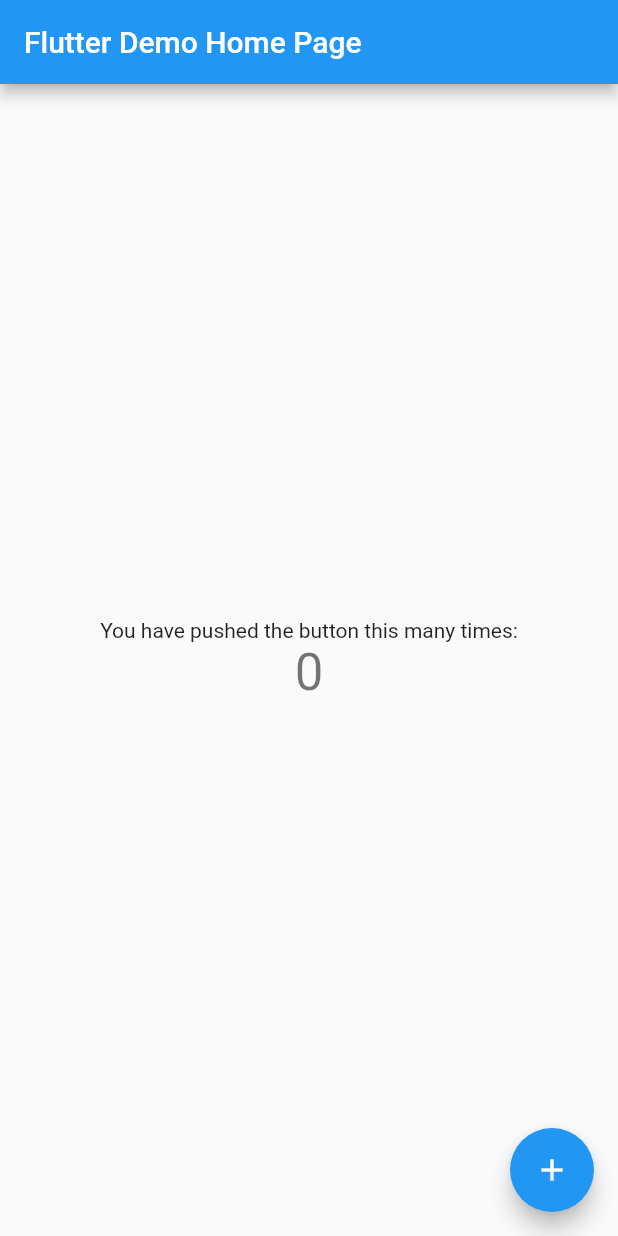
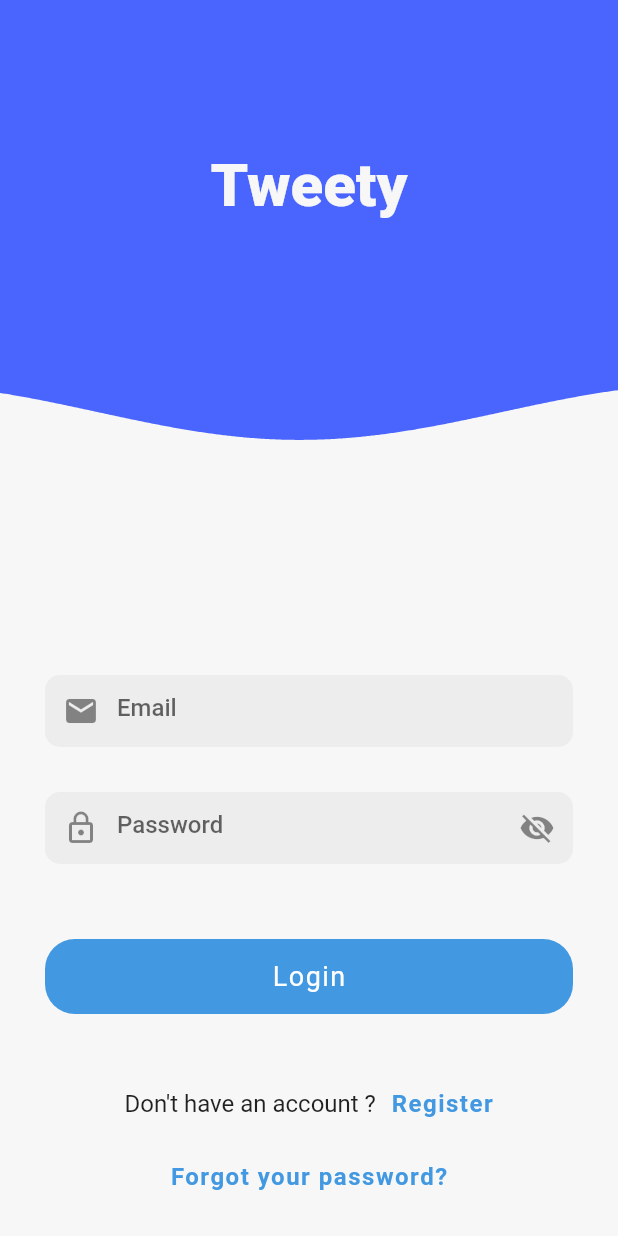
Before and after one commit to TunNandaAung/tweety-mobile, a Flutter app: the screen it shows after launch, on a phone screen of 412 x 824 dp. Run offline on Flutter 3.47's test engine with Material 2 defaults, Android fonts, the phone set to English and light mode, and no system bars; our stand-ins replace bloc, equatable, flutter_bloc, shared_preferences.

Commit message:
Add theme bloc

```diff
--- a/lib/main.dart
+++ b/lib/main.dart
@@ -1,117 +1,51 @@
 import 'package:flutter/material.dart';
+import 'package:flutter_bloc/flutter_bloc.dart';
+import 'package:shared_preferences/shared_preferences.dart';
+import 'package:tweety_mobile/preferences/preferences.dart';
+import 'package:tweety_mobile/screens/login_form.dart';
+import 'package:tweety_mobile/theme/app_theme.dart';
+import 'package:tweety_mobile/theme/bloc/theme_bloc.dart';
 
-void main() {
-  runApp(MyApp());
+Future<void> main() async {
+  WidgetsFlutterBinding.ensureInitialized();
+  Prefer.prefs = await SharedPreferences.getInstance();
+  Prefer.themeIndexPref = Prefer.prefs.getInt('theme') ?? 0;
+
+  runApp(Tweety());
 }
 
-class MyApp extends StatelessWidget {
+class Tweety extends StatefulWidget {
   // This widget is the root of your application.
   @override
+  _TweetyState createState() => _TweetyState();
+}
+
+class _TweetyState extends State<Tweety> {
+  @override
   Widget build(BuildContext context) {
-    return MaterialApp(
-      title: 'Flutter Demo',
-      theme: ThemeData(
-        // This is the theme of your application.
-        //
-        // Try running your application with "flutter run". You'll see the
-        // application has a blue toolbar. Then, without quitting the app, try
-        // changing the primarySwatch below to Colors.green and then invoke
-        // "hot reload" (press "r" in the console where you ran "flutter run",
-        // or simply save your changes to "hot reload" in a Flutter IDE).
-        // Notice that the counter didn't reset back to zero; the application
-        // is not restarted.
-        primarySwatch: Colors.blue,
-        // This makes the visual density adapt to the platform that you run
-        // the app on. For desktop platforms, the controls will be smaller and
-        // closer together (more dense) than on mobile platforms.
-        visualDensity: VisualDensity.adaptivePlatformDensity,
-      ),
-      home: MyHomePage(title: 'Flutter Demo Home Page'),
+    // return MultiBlocProvider(
+    //   providers: [
+    //     BlocProvider<ThemeBloc>(
+    //       create: (context) => ThemeBloc(),
+    //     ),
+    //   ],
+    // );
+    return BlocProvider<ThemeBloc>(
+      create: (context) => ThemeBloc(),
+      child: _buildWithTheme(context),
+    );
+  }
+
+  Widget _buildWithTheme(BuildContext context) {
+    return BlocBuilder<ThemeBloc, AppTheme>(
+      builder: (context, appTheme) {
+        return MaterialApp(
+          debugShowCheckedModeBanner: false,
+          title: 'Tweety',
+          theme: appThemeData[appTheme],
+          home: LoginForm(),
+        );
+      },
     );
   }
 }
-
-class MyHomePage extends StatefulWidget {
-  MyHomePage({Key key, this.title}) : super(key: key);
-
-  // This widget is the home page of your application. It is stateful, meaning
-  // that it has a State object (defined below) that contains fields that affect
-  // how it looks.
-
-  // This class is the configuration for the state. It holds the values (in this
-  // case the title) provided by the parent (in this case the App widget) and
-  // used by the build method of the State. Fields in a Widget subclass are
-  // always marked "final".
-
-  final String title;
-
-  @override
-  _MyHomePageState createState() => _MyHomePageState();
-}
-
-class _MyHomePageState extends State<MyHomePage> {
-  int _counter = 0;
-
-  void _incrementCounter() {
-    setState(() {
-      // This call to setState tells the Flutter framework that something has
-      // changed in this State, which causes it to rerun the build method below
-      // so that the display can reflect the updated values. If we changed
-      // _counter without calling setState(), then the build method would not be
-      // called again, and so nothing would appear to happen.
-      _counter++;
-    });
-  }
-
-  @override
-  Widget build(BuildContext context) {
-    // This method is rerun every time setState is called, for instance as done
-    // by the _incrementCounter method above.
-    //
-    // The Flutter framework has been optimized to make rerunning build methods
-    // fast, so that you can just rebuild anything that needs updating rather
-    // than having to individually change instances of widgets.
-    return Scaffold(
-      appBar: AppBar(
-        // Here we take the value from the MyHomePage object that was created by
-        // the App.build method, and use it to set our appbar title.
-        title: Text(widget.title),
-      ),
-      body: Center(
-        // Center is a layout widget. It takes a single child and positions it
-        // in the middle of the parent.
-        child: Column(
-          // Column is also a layout widget. It takes a list of children and
-          // arranges them vertically. By default, it sizes itself to fit its
-          // children horizontally, and tries to be as tall as its parent.
-          //
-          // Invoke "debug painting" (press "p" in the console, choose the
-          // "Toggle Debug Paint" action from the Flutter Inspector in Android
-          // Studio, or the "Toggle Debug Paint" command in Visual Studio Code)
-          // to see the wireframe for each widget.
-          //
-          // Column has various properties to control how it sizes itself and
-          // how it positions its children. Here we use mainAxisAlignment to
-          // center the children vertically; the main axis here is the vertical
-          // axis because Columns are vertical (the cross axis would be
-          // horizontal).
-          mainAxisAlignment: MainAxisAlignment.center,
-          children: <Widget>[
-            Text(
-              'You have pushed the button this many times:',
-            ),
-            Text(
-              '$_counter',
-              style: Theme.of(context).textTheme.headline4,
-            ),
-          ],
-        ),
-      ),
-      floatingActionButton: FloatingActionButton(
-        onPressed: _incrementCounter,
-        tooltip: 'Increment',
-        child: Icon(Icons.add),
-      ), // This trailing comma makes auto-formatting nicer for build methods.
-    );
-  }
-}
--- /dev/null
+++ b/lib/preferences/preferences.dart
@@ -0,0 +1,7 @@
+import 'package:shared_preferences/shared_preferences.dart';
+
+class Prefer {
+  static SharedPreferences prefs;
+  static int themeIndexPref = 0;
+  static int localeIndexPref = 0;
+}
--- /dev/null
+++ b/lib/screens/login_form.dart
@@ -0,0 +1,228 @@
+import 'package:flutter/cupertino.dart';
+import 'package:flutter/material.dart';
+import 'package:tweety_mobile/widgets/wave.dart';
+
+class LoginForm extends StatefulWidget {
+  @override
+  _LoginFormState createState() => _LoginFormState();
+}
+
+class _LoginFormState extends State<LoginForm> {
+  final TextEditingController _emailController = TextEditingController();
+  final TextEditingController _passwordController = TextEditingController();
+
+  // LoginBloc _loginBloc;
+  // UserRepository get _userRepository => widget._userRepository;
+
+  final GlobalKey<FormState> _formKey = GlobalKey<FormState>();
+
+  bool get isPopulated =>
+      _emailController.text.isNotEmpty && _passwordController.text.isNotEmpty;
+
+  // bool isLoginButtonEnabled(LoginState state) {
+  //   return state.isFormValid && isPopulated && !state.isSubmitting;
+  // }
+
+  // bool isForgotPasswordEnabled(LoginState state) {
+  //   return state.isEmailValid && _emailController.text.isNotEmpty;
+  // }
+
+  bool _isPasswordHidden = true;
+
+  @override
+  void initState() {
+    super.initState();
+    // _loginBloc = BlocProvider.of<LoginBloc>(context);
+    // _emailController.addListener(_onEmailChanged);
+    // _passwordController.addListener(_onPasswordChanged);
+  }
+
+  void _toggleVisibility() {
+    setState(() {
+      _isPasswordHidden = !_isPasswordHidden;
+    });
+  }
+
+  @override
+  Widget build(BuildContext context) {
+    final size = MediaQuery.of(context).size;
+    final bool keyboardOpen = MediaQuery.of(context).viewInsets.bottom > 0;
+
+    return Scaffold(
+      resizeToAvoidBottomInset: true,
+      backgroundColor: Color(0xFFF7F7F7),
+      body: Stack(
+        children: <Widget>[
+          Container(
+            height: size.height - 350,
+            color: Color(0xff4A64FE),
+          ),
+          AnimatedPositioned(
+            duration: Duration(milliseconds: 500),
+            curve: Curves.easeOutQuad,
+            top: keyboardOpen ? -size.height / 3.7 : 0.0,
+            child: Wave(
+              size: size,
+              yOffset: size.height / 3.0,
+              color: Color(0xFFF7F7F7),
+            ),
+          ),
+          Padding(
+            padding: const EdgeInsets.only(top: 100.0),
+            child: Row(
+              mainAxisAlignment: MainAxisAlignment.center,
+              children: <Widget>[
+                Text(
+                  'Tweety',
+                  style: TextStyle(
+                    color: Color(0xFFF7F7F7),
+                    fontSize: 40.0,
+                    fontWeight: FontWeight.w900,
+                  ),
+                ),
+              ],
+            ),
+          ),
+          Padding(
+            padding: EdgeInsets.all(30.0),
+            child: Column(
+                mainAxisAlignment: MainAxisAlignment.end,
+                children: <Widget>[
+                  Form(
+                      key: _formKey,
+                      child: Column(children: <Widget>[
+                        TextFormField(
+                          style: TextStyle(
+                              color: Colors.black, fontWeight: FontWeight.w500),
+                          decoration: InputDecoration(
+                              filled: true,
+                              focusColor: Colors.white,
+                              enabledBorder: UnderlineInputBorder(
+                                borderRadius: BorderRadius.circular(10.0),
+                                borderSide: BorderSide.none,
+                              ),
+                              focusedBorder: OutlineInputBorder(
+                                borderRadius: BorderRadius.circular(10.0),
+                                borderSide: BorderSide(
+                                    width: 3.0,
+                                    color: Theme.of(context).primaryColor),
+                              ),
+                              prefixIcon: Icon(Icons.mail),
+                              hintText: 'Email'),
+                          controller: _emailController,
+                          // autovalidate: true,
+                          // autocorrect: false,
+                          // validator: (_) {
+                          //   if (!state.isEmailValid) {
+                          //     return ('Invalid Email');
+                          //   }
+                          //   return null;
+                          // },
+                        ),
+                        SizedBox(height: 30.0),
+                        TextFormField(
+                          style: TextStyle(
+                              color: Colors.black, fontWeight: FontWeight.w500),
+                          decoration: InputDecoration(
+                              filled: true,
+                              focusColor: Theme.of(context).primaryColor,
+                              enabledBorder: UnderlineInputBorder(
+                                borderRadius: BorderRadius.circular(10.0),
+                                borderSide: BorderSide.none,
+                              ),
+                              focusedBorder: OutlineInputBorder(
+                                borderRadius: BorderRadius.circular(10.0),
+                                borderSide: BorderSide(
+                                    width: 3.0,
+                                    color: Theme.of(context).primaryColor),
+                              ),
+                              prefixIcon: Icon(Icons.lock_outline),
+                              suffixIcon: IconButton(
+                                  icon: _isPasswordHidden
+                                      ? Icon(Icons.visibility_off)
+                                      : Icon(Icons.visibility),
+                                  onPressed: () {
+                                    _toggleVisibility();
+                                  }),
+                              hintText: 'Password'),
+                          obscureText: _isPasswordHidden,
+                          controller: _passwordController,
+                          autovalidate: true,
+                          autocorrect: false,
+                          // validator: (_) {
+                          //   if (!state.isPasswordValid) {
+                          //     return ('Invalid Password');
+                          //   }
+                          //   return null;
+                          // },
+                        )
+                      ])),
+                  SizedBox(height: 50.0),
+                  ClipRRect(
+                    borderRadius: BorderRadius.circular(20.0),
+                    child: Material(
+                      color: Theme.of(context).primaryColor,
+                      child: InkWell(
+                        // onTap: isLoginButtonEnabled(state)
+                        //     ? _onFormSubmitted
+                        //     : null,
+                        onTap: () {},
+                        child: SizedBox(
+                          height: 50.0,
+                          width: size.width,
+                          child: Center(
+                            child: Text(
+                              'Login',
+                              style: TextStyle(
+                                  color: Colors.white,
+                                  fontSize: 18.0,
+                                  letterSpacing: 1.0),
+                            ),
+                          ),
+                        ),
+                      ),
+                    ),
+                  ),
+                  SizedBox(height: 50.0),
+                  Row(
+                    mainAxisAlignment: MainAxisAlignment.center,
+                    children: <Widget>[
+                      Text("Don't have an account ?",
+                          style:
+                              TextStyle(color: Colors.black87, fontSize: 16.0)),
+                      SizedBox(width: 10.0),
+                      InkWell(
+                        onTap: () {
+                          Navigator.pushNamed(context, '/register');
+                        },
+                        child: Text('Register',
+                            style: TextStyle(
+                                color: Theme.of(context).primaryColor,
+                                fontSize: 16.0,
+                                fontWeight: FontWeight.bold,
+                                letterSpacing: 1.0)),
+                      )
+                    ],
+                  ),
+                  SizedBox(height: 30.0),
+                  Align(
+                    alignment: FractionalOffset.bottomCenter,
+                    child: InkWell(
+                      onTap: () {
+                        Navigator.pushNamed(context, '/forgot-password');
+                      },
+                      child: Text('Forgot your password?',
+                          style: TextStyle(
+                              color: Theme.of(context).primaryColor,
+                              fontSize: 16.0,
+                              fontWeight: FontWeight.bold,
+                              letterSpacing: 1.0)),
+                    ),
+                  )
+                ]),
+          )
+        ],
+      ),
+    );
+  }
+}
--- /dev/null
+++ b/lib/theme/app_theme.dart
@@ -0,0 +1,10 @@
+import 'package:flutter/material.dart';
+
+enum AppTheme { Light }
+
+final appThemeData = {
+  AppTheme.Light: ThemeData(
+    brightness: Brightness.light,
+    primaryColor: Color(0xFF4299E1),
+  ),
+};
--- /dev/null
+++ b/lib/theme/bloc/theme_bloc.dart
@@ -0,0 +1,23 @@
+import 'dart:async';
+import 'package:bloc/bloc.dart';
+import 'package:equatable/equatable.dart';
+import 'package:shared_preferences/shared_preferences.dart';
+import 'package:tweety_mobile/preferences/preferences.dart';
+import 'package:tweety_mobile/theme/app_theme.dart';
+
+part 'theme_event.dart';
+
+class ThemeBloc extends Bloc<ThemeEvent, AppTheme> {
+  ThemeBloc() : super(AppTheme.values[Prefer.themeIndexPref]);
+
+  @override
+  Stream<AppTheme> mapEventToState(
+    ThemeEvent event,
+  ) async* {
+    if (event is ThemeChanged) {
+      yield event.theme;
+      Prefer.prefs = await SharedPreferences.getInstance();
+      Prefer.prefs.setInt('theme', event.theme.index);
+    }
+  }
+}
--- /dev/null
+++ b/lib/theme/bloc/theme_event.dart
@@ -0,0 +1,15 @@
+part of 'theme_bloc.dart';
+
+abstract class ThemeEvent extends Equatable {
+  // Passing class fields in a list to the Equatable super class
+  const ThemeEvent();
+}
+
+class ThemeChanged extends ThemeEvent {
+  final AppTheme theme;
+
+  const ThemeChanged(this.theme);
+
+  @override
+  List<Object> get props => [theme];
+}
--- /dev/null
+++ b/lib/widgets/wave.dart
@@ -0,0 +1,94 @@
+import 'package:flutter/material.dart';
+import 'dart:math' as Math;
+
+class Wave extends StatefulWidget {
+  final Size size;
+  final double yOffset;
+  final Color color;
+
+  Wave({
+    this.size,
+    this.yOffset,
+    this.color,
+  });
+
+  @override
+  _WaveState createState() => _WaveState();
+}
+
+class _WaveState extends State<Wave> with TickerProviderStateMixin {
+  AnimationController animationController;
+  List<Offset> wavePoints = [];
+
+  @override
+  void initState() {
+    super.initState();
+
+    animationController =
+        AnimationController(vsync: this, duration: Duration(milliseconds: 5000))
+          ..addListener(() {
+            wavePoints.clear();
+
+            final double waveSpeed = animationController.value * 1080;
+            final double fullSphere = animationController.value * Math.pi * 2;
+            final double normalizer = Math.cos(fullSphere);
+            final double waveWidth = Math.pi / 270;
+            final double waveHeight = 20.0;
+
+            for (int i = 0; i <= widget.size.width.toInt(); ++i) {
+              double calc = Math.sin((waveSpeed - i) * waveWidth);
+              wavePoints.add(
+                Offset(
+                  i.toDouble(), //X
+                  calc * waveHeight * normalizer + widget.yOffset, //Y
+                ),
+              );
+            }
+          });
+
+    animationController.repeat();
+  }
+
+  @override
+  void dispose() {
+    animationController.dispose();
+    super.dispose();
+  }
+
+  @override
+  Widget build(BuildContext context) {
+    return AnimatedBuilder(
+      animation: animationController,
+      builder: (context, _) {
+        return ClipPath(
+          clipper: ClipperWidget(
+            waveList: wavePoints,
+          ),
+          child: Container(
+            width: widget.size.width,
+            height: widget.size.height,
+            color: widget.color,
+          ),
+        );
+      },
+    );
+  }
+}
+
+class ClipperWidget extends CustomClipper<Path> {
+  final List<Offset> waveList;
+  ClipperWidget({this.waveList});
+
+  @override
+  getClip(Size size) {
+    final Path path = Path();
+    path.addPolygon(waveList, false);
+    path.lineTo(size.width, size.height);
+    path.lineTo(0.0, size.height);
+    path.close();
+    return path;
+  }
+
+  @override
+  bool shouldReclip(CustomClipper oldClipper) => true;
+}
```
Also changed, not shown: pubspec.yaml (+5 -7 lines), pubspec.lock, 1 other file.
